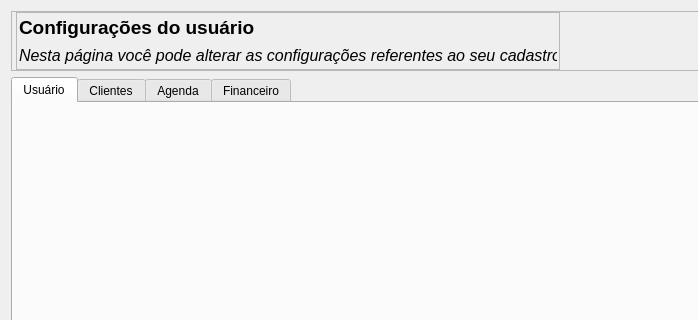
First picture: the form in Telas/UI/dashConfig.ui, repository Nautilidae-project/Nautilus, before the edit; both pictures show x 0 to 698 and y 0 to 320 of the 1092 by 787 pixel window.
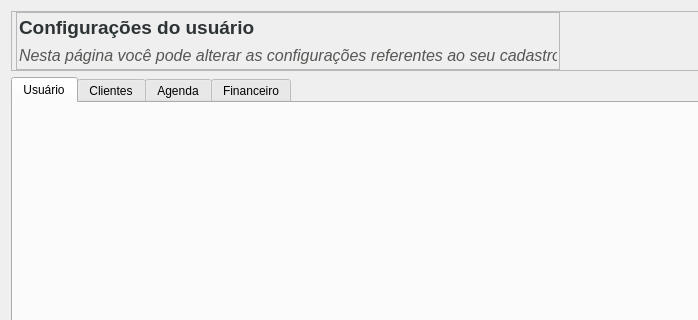
Second picture: the form after the edit.

The edit to the form file:
```diff
--- a/Telas/UI/dashConfig.ui
+++ b/Telas/UI/dashConfig.ui
@@ -22,6 +22,7 @@
 	font-family: Ubuntu;
 	font-size: 14pt;
 	font-weight: bold;
+	color: rgb(46, 52, 54);
 }
 
 #lbDescricao {
@@ -30,6 +31,7 @@
 	font-family: Ubuntu;
 	font-size: 12pt;
 	font-style: italic;
+	color: rgb(85, 87, 83)
 }</string>
   </property>
   <layout class="QVBoxLayout" name="verticalLayout">
```
Left out of the diff: 2 changed lines with no effect on the pictures.
